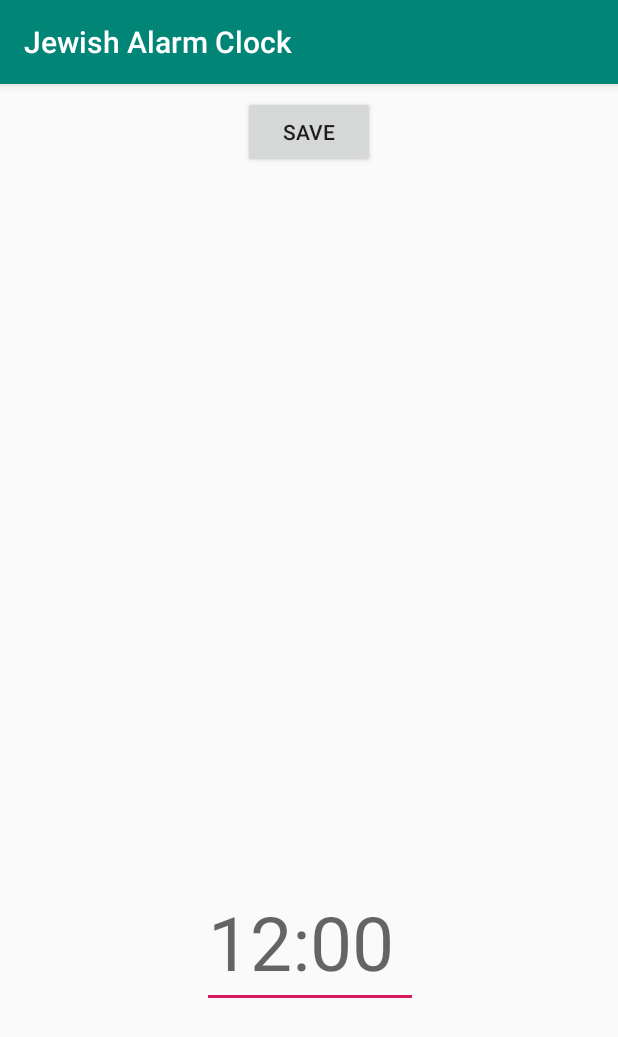
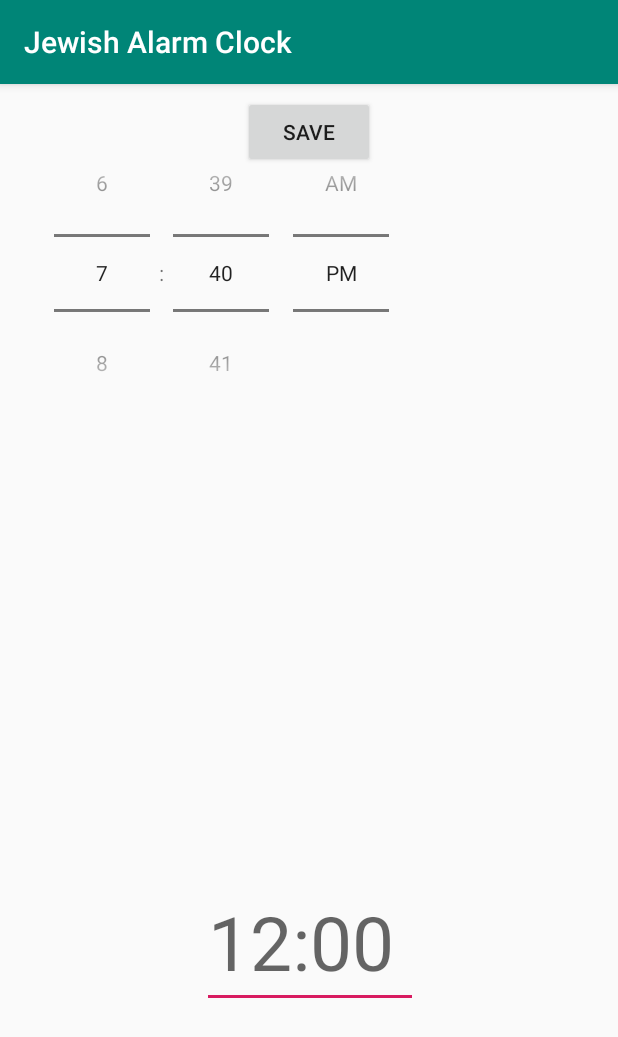
Before and after one commit to ZechariaBender/JewishAlarmClock, an Android app: the AddAlarmActivity screen opened directly, with no data from a screen before it, on a phone screen of 412 x 824 dp. Shown: the top 1037 px of the screen. Run offline under Robolectric (Android 15) with nearby library versions, the phone set to English and light mode, and no system bars.

Commit message:
add new activity

```diff
--- a/app/src/main/res/layout/activity_add_alarm.xml
+++ b/app/src/main/res/layout/activity_add_alarm.xml
@@ -41,4 +41,15 @@
         app:layout_constraintHorizontal_bias="0.503"
         app:layout_constraintStart_toStartOf="parent" />
 
+
+
+    <TimePicker
+        android:id="@+id/simpleTimePicker"
+        android:layout_width="wrap_content"
+        android:layout_height="wrap_content"
+        android:timePickerMode="spinner"
+        android:layout_centerHorizontal="true"
+        android:layout_marginTop="50dp"
+        android:padding="20dp"/> <!-- 20dp padding from all the sides of a time picker -->
+
 </android.support.constraint.ConstraintLayout>
```
